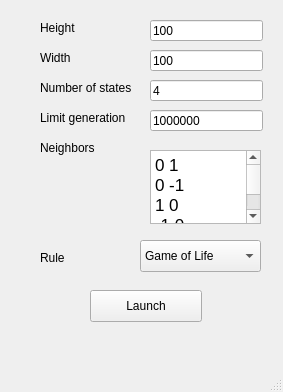
Above: mainwindow.ui from phanmduong/Cellular-Automaton-Simulator before the change. Below: the same form after it.
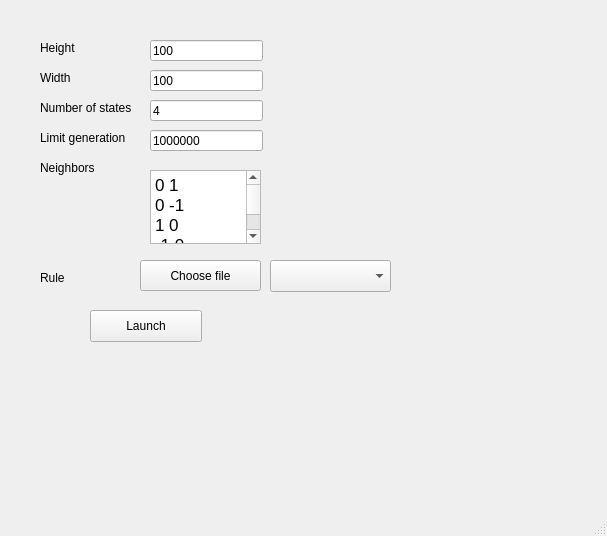
That is the form after the change.

The edit to the form file:
```diff
--- a/mainwindow.ui
+++ b/mainwindow.ui
@@ -6,8 +6,8 @@
    <rect>
     <x>0</x>
     <y>0</y>
-    <width>283</width>
-    <height>392</height>
+    <width>607</width>
+    <height>536</height>
    </rect>
   </property>
   <property name="windowTitle">
@@ -18,7 +18,7 @@
     <property name="geometry">
      <rect>
       <x>40</x>
-      <y>140</y>
+      <y>160</y>
       <width>81</width>
       <height>16</height>
      </rect>
@@ -31,7 +31,7 @@
     <property name="geometry">
      <rect>
       <x>90</x>
-      <y>290</y>
+      <y>310</y>
       <width>112</width>
       <height>32</height>
      </rect>
@@ -44,7 +44,7 @@
     <property name="geometry">
      <rect>
       <x>40</x>
-      <y>20</y>
+      <y>40</y>
       <width>58</width>
       <height>16</height>
      </rect>
@@ -57,7 +57,7 @@
     <property name="geometry">
      <rect>
       <x>150</x>
-      <y>20</y>
+      <y>40</y>
       <width>113</width>
       <height>21</height>
      </rect>
@@ -70,7 +70,7 @@
     <property name="geometry">
      <rect>
       <x>40</x>
-      <y>50</y>
+      <y>70</y>
       <width>58</width>
       <height>16</height>
      </rect>
@@ -83,7 +83,7 @@
     <property name="geometry">
      <rect>
       <x>150</x>
-      <y>50</y>
+      <y>70</y>
       <width>113</width>
       <height>21</height>
      </rect>
@@ -96,7 +96,7 @@
     <property name="geometry">
      <rect>
       <x>40</x>
-      <y>80</y>
+      <y>100</y>
       <width>111</width>
       <height>16</height>
      </rect>
@@ -109,7 +109,7 @@
     <property name="geometry">
      <rect>
       <x>150</x>
-      <y>80</y>
+      <y>100</y>
       <width>113</width>
       <height>21</height>
      </rect>
@@ -122,7 +122,7 @@
     <property name="geometry">
      <rect>
       <x>40</x>
-      <y>110</y>
+      <y>130</y>
       <width>111</width>
       <height>16</height>
      </rect>
@@ -135,7 +135,7 @@
     <property name="geometry">
      <rect>
       <x>150</x>
-      <y>110</y>
+      <y>130</y>
       <width>113</width>
       <height>21</height>
      </rect>
@@ -148,7 +148,7 @@
     <property name="geometry">
      <rect>
       <x>150</x>
-      <y>150</y>
+      <y>170</y>
       <width>111</width>
       <height>74</height>
      </rect>
@@ -168,23 +168,18 @@
    <widget class="QComboBox" name="rulesComboBox">
     <property name="geometry">
      <rect>
-      <x>140</x>
-      <y>240</y>
+      <x>270</x>
+      <y>260</y>
       <width>121</width>
       <height>32</height>
      </rect>
     </property>
-    <item>
-     <property name="text">
-      <string>Game of Life</string>
-     </property>
-    </item>
    </widget>
    <widget class="QLabel" name="label_2">
     <property name="geometry">
      <rect>
       <x>40</x>
-      <y>250</y>
+      <y>270</y>
       <width>58</width>
       <height>16</height>
      </rect>
@@ -193,6 +188,19 @@
      <string>Rule</string>
     </property>
    </widget>
+   <widget class="QPushButton" name="chooseFileRule">
+    <property name="geometry">
+     <rect>
+      <x>140</x>
+      <y>260</y>
+      <width>121</width>
+      <height>31</height>
+     </rect>
+    </property>
+    <property name="text">
+     <string>Choose file</string>
+    </property>
+   </widget>
   </widget>
   <widget class="QMenuBar" name="menubar">
    <property name="geometry">
```
Left out of the diff: 2 changed lines with no effect on the pictures.
